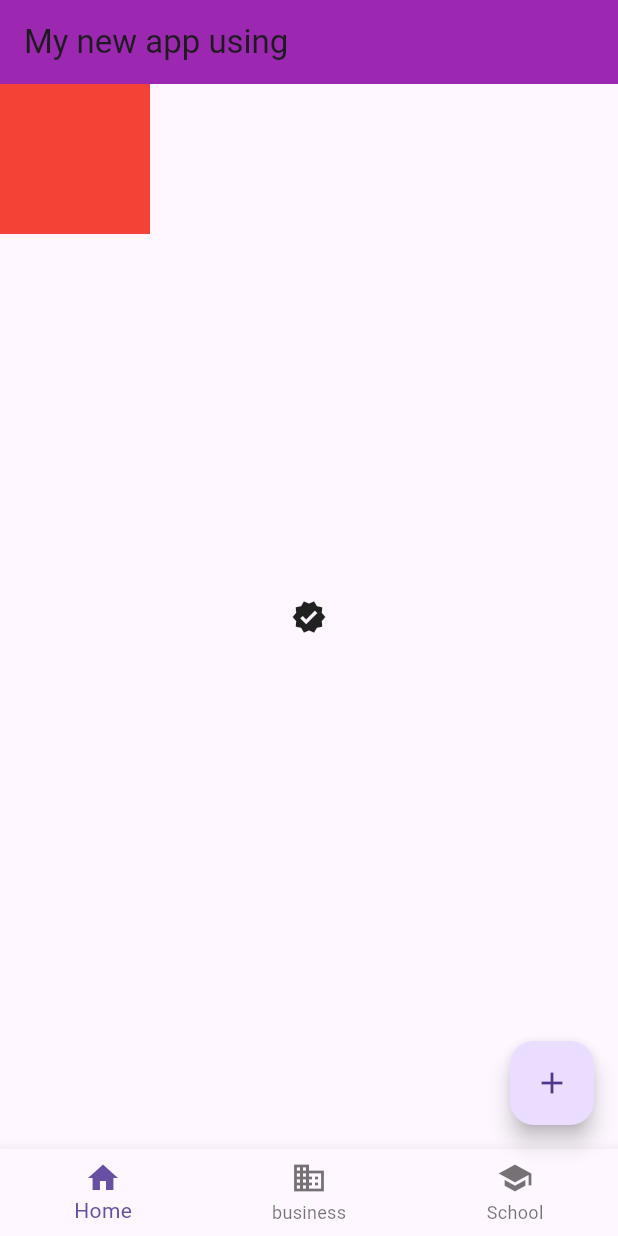
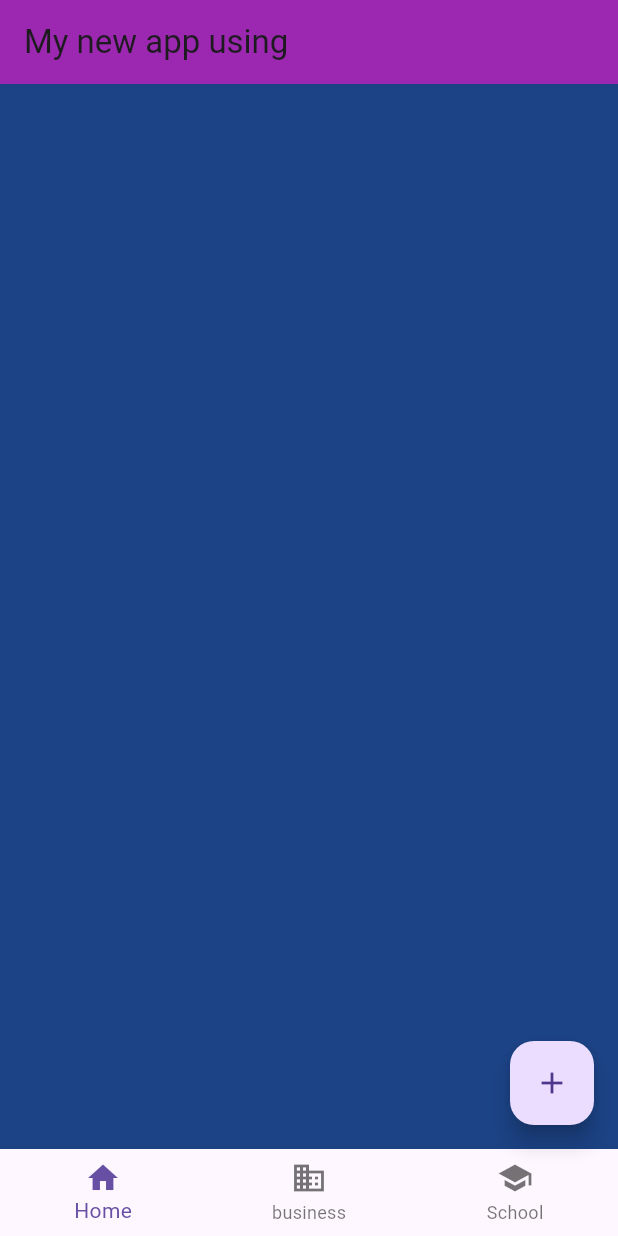
Before and after one commit to UnknownBTW/My-first-windows-app, a Flutter app: the screen it shows after launch, on a phone screen of 412 x 824 dp. Run offline on Flutter 3.47's test engine with Material 3 defaults, Android fonts, the phone set to English and light mode, and no system bars.

Commit message:
Listview builder added
scroll function with random coloured widgets added

```diff
--- a/myapp/lib/main.dart
+++ b/myapp/lib/main.dart
@@ -1,5 +1,6 @@
 import 'package:flutter/material.dart';
 import 'package:flutter/widgets.dart';
+import 'dart:math' as math;
 
 void main() {
 
@@ -43,19 +44,15 @@
           ],
         ),
 
-        body: Stack(
-          children: [
-            Container(
-              color: Colors.red,
-              width: 100,
-              height: 100,
-            ),
-            Align(
-              child: Icon(Icons.verified),
-              alignment: Alignment.center,
-            ),
-          ],
-        ),
+        body: ListView.builder(
+          itemBuilder: (_, index){
+            return Container(
+              color: Color((math.Random().nextDouble() * 0xFFFFFF).toInt()).withOpacity(1.0),
+              width: 500,
+              height: 500,
+            );
+          },
+        )
       )
     );
   }
```
